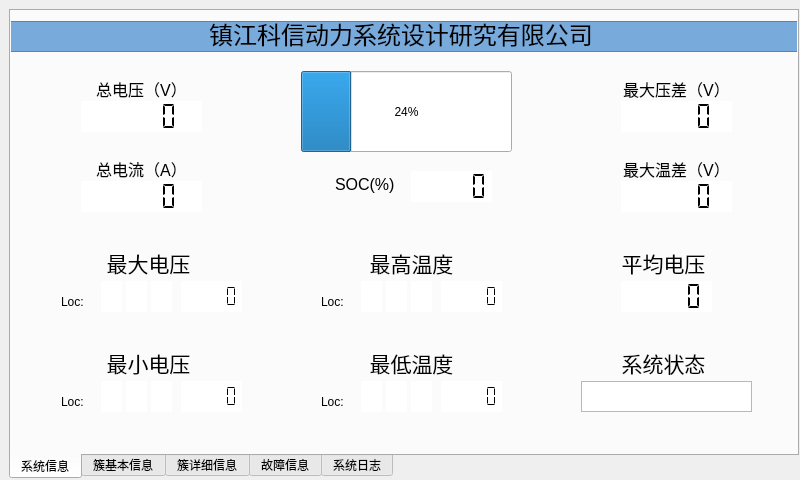
rucnevermore/qt-bms-monitor, file DemoProject_7_inch/widget.ui: the form before one commit.
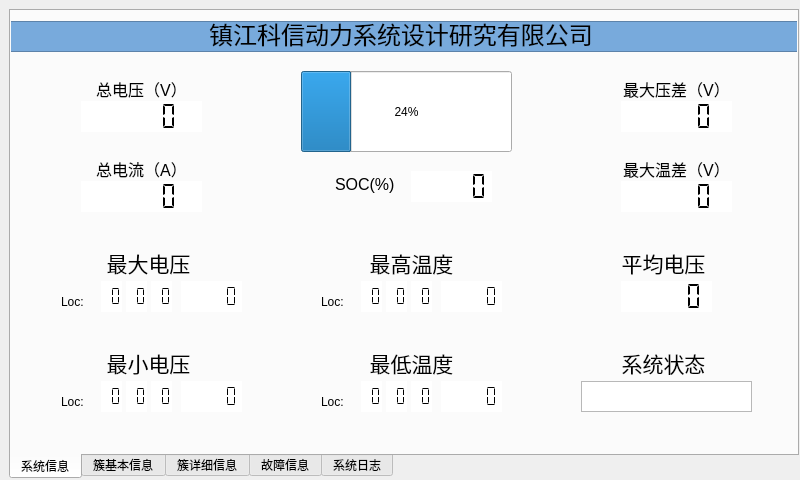
The form after the commit. The open tabs and pages were chosen to show the change.

Patch:
```diff
--- a/DemoProject_7_inch/widget.ui
+++ b/DemoProject_7_inch/widget.ui
@@ -462,6 +462,9 @@
      <property name="smallDecimalPoint">
       <bool>false</bool>
      </property>
+     <property name="numDigits">
+      <number>2</number>
+     </property>
      <property name="segmentStyle">
       <enum>QLCDNumber::Flat</enum>
      </property>
@@ -880,6 +883,9 @@
      <property name="smallDecimalPoint">
       <bool>false</bool>
      </property>
+     <property name="numDigits">
+      <number>2</number>
+     </property>
      <property name="segmentStyle">
       <enum>QLCDNumber::Flat</enum>
      </property>
@@ -914,6 +920,9 @@
      <property name="smallDecimalPoint">
       <bool>false</bool>
      </property>
+     <property name="numDigits">
+      <number>2</number>
+     </property>
      <property name="segmentStyle">
       <enum>QLCDNumber::Flat</enum>
      </property>
@@ -948,6 +957,9 @@
      <property name="smallDecimalPoint">
       <bool>false</bool>
      </property>
+     <property name="numDigits">
+      <number>2</number>
+     </property>
      <property name="segmentStyle">
       <enum>QLCDNumber::Flat</enum>
      </property>
@@ -982,6 +994,9 @@
      <property name="smallDecimalPoint">
       <bool>false</bool>
      </property>
+     <property name="numDigits">
+      <number>2</number>
+     </property>
      <property name="segmentStyle">
       <enum>QLCDNumber::Flat</enum>
      </property>
@@ -1016,6 +1031,9 @@
      <property name="smallDecimalPoint">
       <bool>false</bool>
      </property>
+     <property name="numDigits">
+      <number>2</number>
+     </property>
      <property name="segmentStyle">
       <enum>QLCDNumber::Flat</enum>
      </property>
@@ -1050,6 +1068,9 @@
      <property name="smallDecimalPoint">
       <bool>false</bool>
      </property>
+     <property name="numDigits">
+      <number>2</number>
+     </property>
      <property name="segmentStyle">
       <enum>QLCDNumber::Flat</enum>
      </property>
@@ -1084,6 +1105,9 @@
      <property name="smallDecimalPoint">
       <bool>false</bool>
      </property>
+     <property name="numDigits">
+      <number>2</number>
+     </property>
      <property name="segmentStyle">
       <enum>QLCDNumber::Flat</enum>
      </property>
@@ -1118,6 +1142,9 @@
      <property name="smallDecimalPoint">
       <bool>false</bool>
      </property>
+     <property name="numDigits">
+      <number>2</number>
+     </property>
      <property name="segmentStyle">
       <enum>QLCDNumber::Flat</enum>
      </property>
@@ -1152,6 +1179,9 @@
      <property name="smallDecimalPoint">
       <bool>false</bool>
      </property>
+     <property name="numDigits">
+      <number>2</number>
+     </property>
      <property name="segmentStyle">
       <enum>QLCDNumber::Flat</enum>
      </property>
@@ -1186,6 +1216,9 @@
      <property name="smallDecimalPoint">
       <bool>false</bool>
      </property>
+     <property name="numDigits">
+      <number>2</number>
+     </property>
      <property name="segmentStyle">
       <enum>QLCDNumber::Flat</enum>
      </property>
@@ -1220,6 +1253,9 @@
      <property name="smallDecimalPoint">
       <bool>false</bool>
      </property>
+     <property name="numDigits">
+      <number>2</number>
+     </property>
      <property name="segmentStyle">
       <enum>QLCDNumber::Flat</enum>
      </property>
```
Left out of the diff: 77 changed lines with no effect on the pictures.
